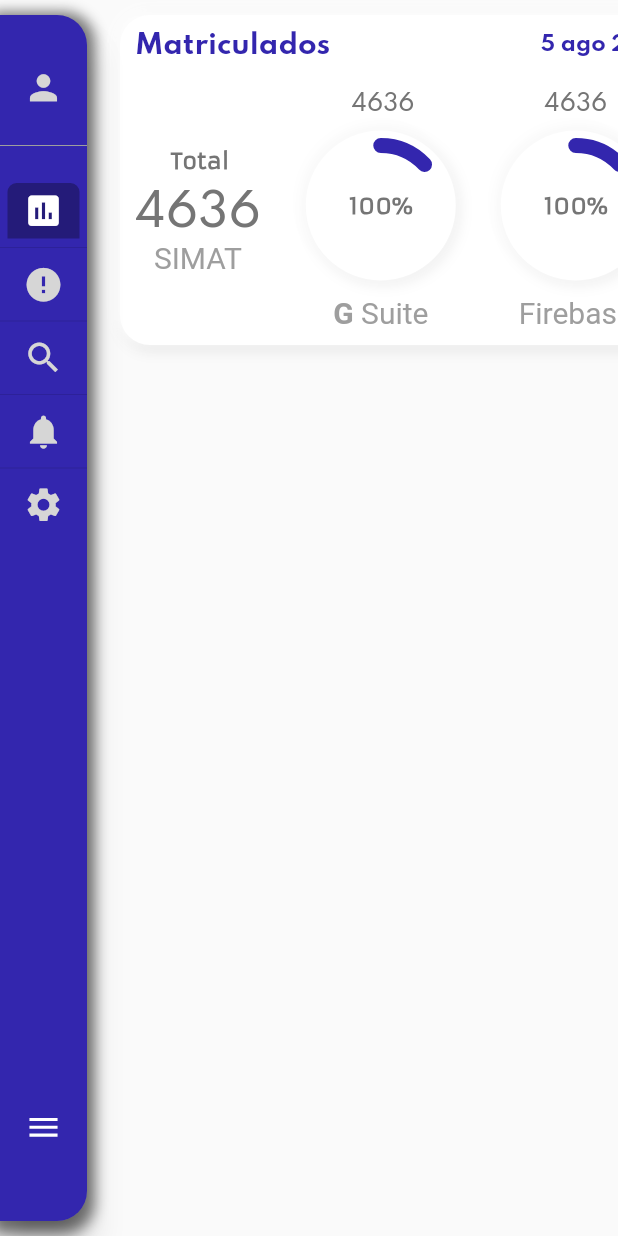
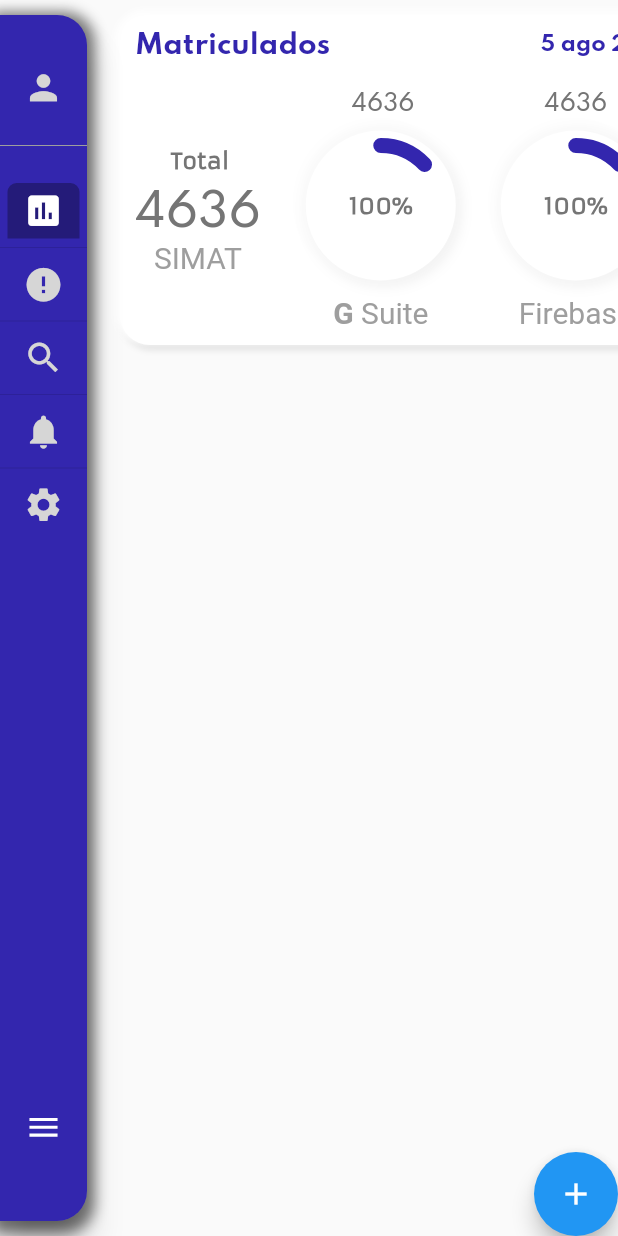
Before and after one commit to stanleyillidge/gescolar_dev, a Flutter app: the HomePage screen opened directly, on a phone screen of 412 x 824 dp. Run offline on Flutter 3.47's test engine with Material 2 defaults, Android fonts, the light colour scheme and no system bars; our stand-ins replace bloc, cloud_firestore, cloud_functions, firebase_auth, firebase_core, flutter_bloc and 5 more; missing offline and left inert: flutter_circular_chart; accounts and stored records are empty; network calls fail.

Commit message:
6-08-2020

```diff
--- a/lib/pages/sedes.dart
+++ b/lib/pages/sedes.dart
@@ -1,21 +1,23 @@
 import 'package:flutter/material.dart';
 import 'package:flutter_circular_chart/flutter_circular_chart.dart';
-import 'package:gescolar_dev/widgets/Neomorphic/neoButton.dart';
-import 'package:gescolar_dev/widgets/Neomorphic/neoCard.dart';
+// import 'package:gescolar_dev/widgets/Neomorphic/neoButton.dart';
+// import 'package:gescolar_dev/widgets/Neomorphic/neoCard.dart';
 import 'package:gescolar_dev/widgets/circular_progres/circular_progres.dart';
+import 'package:cloud_functions/cloud_functions.dart';
 
 bool darkMode = false;
+String _response = 'no response';
+int _responseCount = 0;
 
 class Sedes extends StatelessWidget {
   const Sedes({Key key}) : super(key: key);
   @override
   Widget build(BuildContext context) {
     // var size = MediaQuery.of(context).size;
-    final GlobalKey<AnimatedCircularChartState> _chartKey =
-        new GlobalKey<AnimatedCircularChartState>();
+    final HttpsCallable callable = CloudFunctions.instance
+        .getHttpsCallable(functionName: 'getFirebaseUser')
+          ..timeout = const Duration(seconds: 30);
     double radius = 100.0;
-    var _chartSize = const Size(90.0, 90.0);
-    var fecha = '5 ago de 2020';
     return Stack(
       children: [
         Positioned(
@@ -505,12 +507,12 @@ class Sedes extends StatelessWidget {
                 BoxShadow(
                     color: darkMode ? Colors.black54 : Colors.grey[300],
                     offset: Offset(2.0, 2.0),
-                    blurRadius: 7.0,
+                    blurRadius: 3.0,
                     spreadRadius: 1.0),
                 BoxShadow(
                     color: darkMode ? Colors.grey[800] : Colors.white,
                     offset: Offset(-2.0, -2.0),
-                    blurRadius: 7.0,
+                    blurRadius: 3.0,
                     spreadRadius: 1.0),
               ],
             ),
@@ -701,18 +703,6 @@ class Sedes extends StatelessWidget {
                                     circularStrokeCap: CircularStrokeCap.round,
                                   ),
                                 ),
-                                /* Text(
-                                                        '4636',
-                                                        textAlign: TextAlign.start,
-                                                        style: TextStyle(
-                                                          fontFamily: 'Spartan',
-                                                          fontWeight: FontWeight.w500,
-                                                          fontSize: 30,
-                                                          color: darkMode
-                                                              ? Colors.white
-                                                              : Colors.grey[600],
-                                                        ),
-                                                      ), */
                               ),
                             ],
                           ),
@@ -975,6 +965,33 @@ class Sedes extends StatelessWidget {
             ),
           ),
         ),
+        Align(
+          alignment: Alignment.bottomRight,
+          child: FloatingActionButton(
+            onPressed: () async {
+              try {
+                final HttpsCallableResult result = await callable.call(
+                  // <String>['JbldmJETyUMUpm2kIm0f0CyAGoW2'],
+                  <String, dynamic>{
+                    'data': 'JbldmJETyUMUpm2kIm0f0CyAGoW2',
+                  },
+                );
+                print(result.data);
+                // _response = result.data['repeat_message'];
+                // _responseCount = result.data['repeat_count'];
+              } on CloudFunctionsException catch (e) {
+                print('caught firebase functions exception');
+                print(e.code);
+                print(e.message);
+                print(e.details);
+              } catch (e) {
+                print('caught generic exception');
+                print(e);
+              }
+            },
+            child: Icon(Icons.add),
+          ),
+        ),
       ],
     );
   }
--- a/pubspec.yaml
+++ b/pubspec.yaml
@@ -39,6 +39,7 @@ dependencies:
   cloud_firestore_web: ^0.1.1+2
   firebase_core_web: ^0.1.1+2
   firebase_auth_web: ^0.1.3+1
+  cloud_functions: ^0.5.0
 
   # The following adds the Cupertino Icons font to your application.
   # Use with the CupertinoIcons class for iOS style icons.
```
Also changed, not shown: lib/services/gsuite.dart (added), pubspec.lock, 1 other file.
